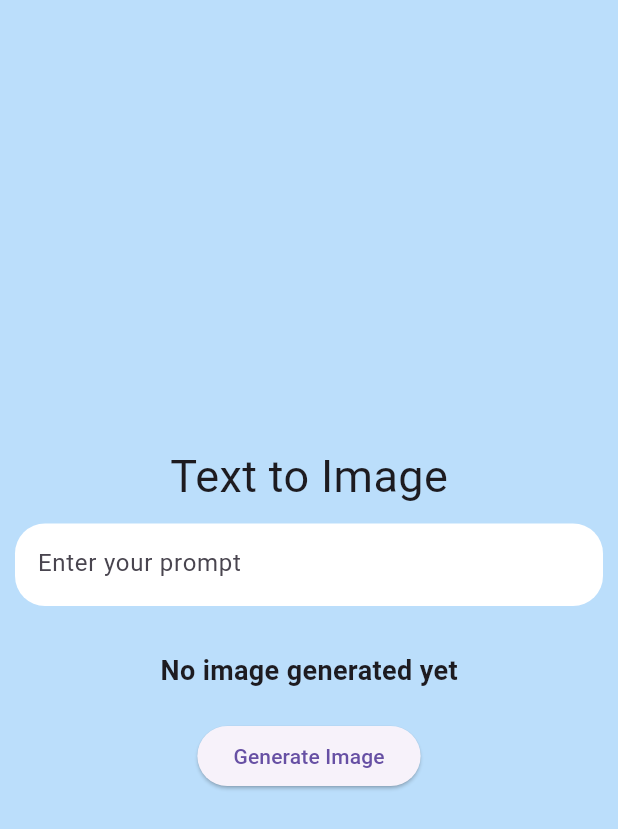
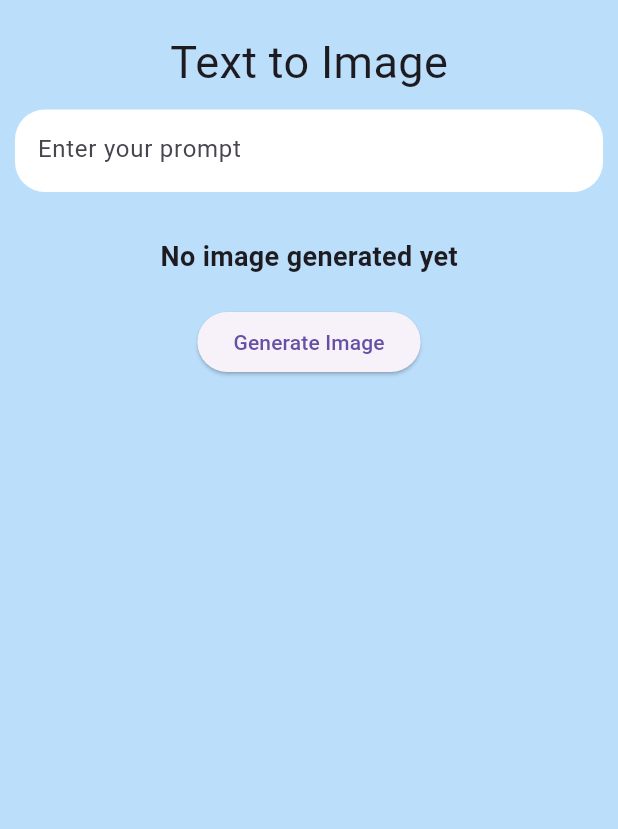
Before and after one commit to kahvecioglu/textoimage, a Flutter app: the screen it shows after launch, on a phone screen of 412 x 824 dp. Shown: the top 829 px of the screen. Run offline on Flutter 3.47's test engine with Material 3 defaults, Android fonts, the phone set to English and light mode, and no system bars; missing offline and left inert: stability_image_generation.

Commit message:
added SingleChildScrollView

```diff
--- a/lib/main.dart
+++ b/lib/main.dart
@@ -14,7 +14,7 @@ class MyApp extends StatelessWidget {
     return MaterialApp(
       home: AiTextToImageGenerator(
         textToImageService: TextToImageService(
-          apiKey: 'sk-fj8aMPYtOiIW5tSW1rhTKSYeomP28x3T0nBqNNfIdP8sIge1',
+          apiKey: 'sk-LmT6tmOM2gCMC4N4BoxDTx2gDtG5SMuUHYMhy6k7EgURr5VW',
         ),
       ),
     );
--- a/lib/text_to_image.dart
+++ b/lib/text_to_image.dart
@@ -41,13 +41,27 @@ class _AiTextToImageGeneratorState extends State<AiTextToImageGenerator> {
   }
 
   @override
+  @override
   Widget build(BuildContext context) {
     return Scaffold(
       backgroundColor: Colors.blue[100],
-      body: Center(
+      resizeToAvoidBottomInset:
+          false, // Klavye açıldığında yeniden boyutlandırmayı kapat
+      body: GestureDetector(
+        onTap: () {
+          FocusScope.of(
+            context,
+          ).unfocus(); // Klavyeyi kapatmak için ekrana tıklamayı etkinleştir
+        },
+        child: SingleChildScrollView(
+          keyboardDismissBehavior: ScrollViewKeyboardDismissBehavior.onDrag,
+          child: Center(
             child: Column(
               mainAxisAlignment: MainAxisAlignment.center,
               children: <Widget>[
+                const SizedBox(
+                  height: 20,
+                ), // UI'nın kırılmasını önlemek için boşluk
                 const Text("Text to Image", style: TextStyle(fontSize: 30)),
                 Container(
                   width: double.infinity,
@@ -112,7 +126,10 @@ class _AiTextToImageGeneratorState extends State<AiTextToImageGenerator> {
                   },
                   child: const Text("Generate Image"),
                 ),
+                const SizedBox(height: 30), // Alt tarafta biraz boşluk bırak
               ],
+            ),
+          ),
         ),
       ),
     );
```
Lines whose indentation alone changed are shown as unchanged.
